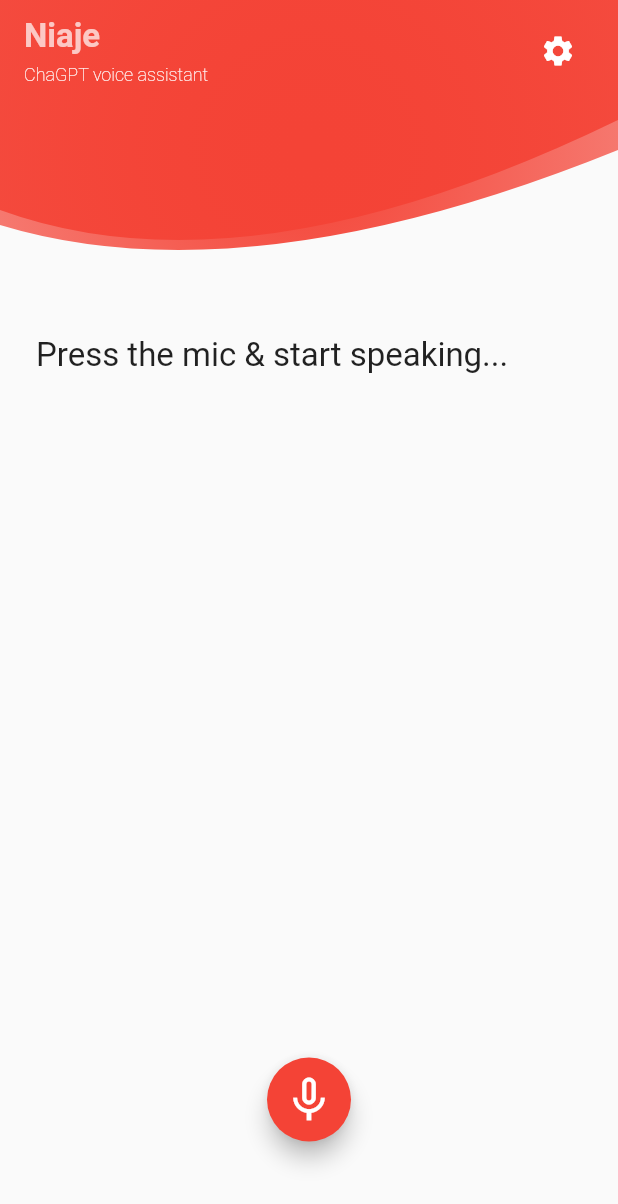
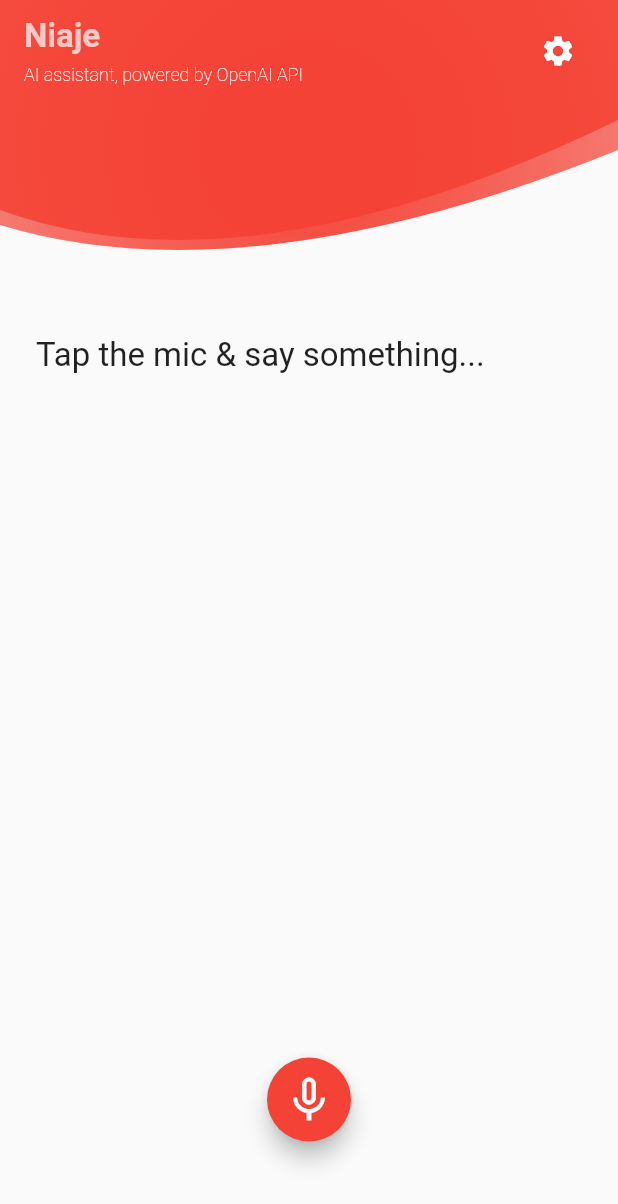
Before and after one commit to nzuqi/niaje, a Flutter app: the screen it shows after launch, on a phone screen of 412 x 824 dp. Shown: the top 1204 px of the screen. Run offline on Flutter 3.47's test engine with Material 2 defaults, Android fonts, the phone set to English and light mode, and no system bars; drawn by our look-alikes of avatar_glow; our stand-ins replace animated_text_kit, flutter_spinkit, flutter_tts, logger, speech_to_text; generated files the repository leaves out were written again.

Commit message:
STT & TTS enhancements

```diff
--- a/lib/main.dart
+++ b/lib/main.dart
@@ -1,4 +1,5 @@
 import 'package:flutter/material.dart';
+import 'package:niaje/util/http_fix.dart';
 
 import 'src/app.dart';
 import 'src/settings/settings_controller.dart';
@@ -13,6 +14,7 @@
   // This prevents a sudden theme change when the app is first displayed.
   await settingsController.loadSettings();
 
+  httpFix();
   // Run the app and pass in the SettingsController. The app listens to the
   // SettingsController for changes, then passes it further down to the
   // SettingsView.
--- a/lib/src/home/home_view.dart
+++ b/lib/src/home/home_view.dart
@@ -1,7 +1,12 @@
+import 'dart:convert';
+import 'package:animated_text_kit/animated_text_kit.dart';
 import 'package:avatar_glow/avatar_glow.dart';
 import 'package:flutter/material.dart';
+import 'package:flutter_spinkit/flutter_spinkit.dart';
 import 'package:flutter_tts/flutter_tts.dart';
+import 'package:http/http.dart';
 import 'package:niaje/api/speech_api.dart';
+import 'package:niaje/util/app_url.dart';
 import 'package:niaje/widgets/sliver_custom_app_bar.dart';
 import 'package:niaje/util/common.dart';
 import 'dart:io' show Platform;
@@ -18,12 +23,14 @@
 enum TtsState { playing, stopped, paused, continued }
 
 class HomeViewState extends State<HomeView> {
-  final String defaultStr = 'Press the mic & start speaking...';
+  final String defaultStr = 'Tap the mic & say something...';
   late String text;
   late bool cleared;
   bool isListening = false;
+  bool fetchingResponse = false;
+  String responseStr = '';
+  bool currentlyPlaying = false;
 
-  // TTS ============
   late FlutterTts flutterTts;
   String? language;
   String? engine;
@@ -84,7 +91,7 @@
                         ),
                       ),
                       const SizedBox(height: 10.0),
-                      !isListening && !cleared
+                      !isListening && !cleared && !fetchingResponse
                           ? InkWell(
                               child: const Text(
                                 "Clear text",
@@ -96,13 +103,53 @@
                                   shadows: [Shadow(color: Colors.red, offset: Offset(0, -4))],
                                 ),
                               ),
-                              onTap: () {
+                              onTap: () async {
+                                await _stop();
                                 text = defaultStr;
                                 cleared = true;
+                                responseStr = '';
                                 setState(() {});
                               },
                             )
                           : const SizedBox(),
+                      const SizedBox(height: 40.0),
+                      fetchingResponse
+                          ? SizedBox(
+                              width: double.infinity,
+                              child: Column(
+                                crossAxisAlignment: CrossAxisAlignment.center,
+                                mainAxisAlignment: MainAxisAlignment.center,
+                                children: const [
+                                  SpinKitThreeBounce(
+                                    color: Colors.red,
+                                    size: 22,
+                                  ),
+                                ],
+                              ),
+                            )
+                          : Opacity(
+                              opacity: 0.7,
+                              child: DefaultTextStyle(
+                                style: TextStyle(
+                                  fontSize: 16.0,
+                                  color: Theme.of(context).buttonTheme.colorScheme?.onSurface,
+                                ),
+                                child: responseStr.isNotEmpty
+                                    ? AnimatedTextKit(
+                                        isRepeatingAnimation: false,
+                                        displayFullTextOnTap: true,
+                                        animatedTexts: [
+                                          TypewriterAnimatedText(
+                                            responseStr,
+                                            speed: const Duration(milliseconds: 50),
+                                            cursor: ' _',
+                                          ),
+                                        ],
+                                      )
+                                    : const SizedBox(),
+                              ),
+                            ),
+                      const SizedBox(height: 120.0),
                     ],
                   ),
                 );
@@ -113,13 +160,16 @@
         ],
       ),
       floatingActionButtonLocation: FloatingActionButtonLocation.centerFloat,
-      floatingActionButton: AvatarGlow(
-        animate: isListening,
-        endRadius: 75,
-        glowColor: Theme.of(context).primaryColor,
-        child: FloatingActionButton(
-          onPressed: toggleRecording,
-          child: Icon(isListening ? Icons.mic : Icons.mic_none, size: 36),
+      floatingActionButton: Visibility(
+        visible: !fetchingResponse && !currentlyPlaying,
+        child: AvatarGlow(
+          animate: isListening,
+          endRadius: 75,
+          glowColor: Colors.red,
+          child: FloatingActionButton(
+            onPressed: toggleRecording,
+            child: Icon(isListening ? Icons.mic : Icons.mic_none, size: 36),
+          ),
         ),
       ),
     );
@@ -134,16 +184,20 @@
           setState(() {});
 
           if (!isListening) {
-            Future.delayed(const Duration(seconds: 1), () {
+            Future.delayed(const Duration(seconds: 1), () async {
               logger.i(text);
-              // Make request to ChatGPT here...
-              // Read out loud API response
-              _speak();
+              // Make request to ChatGPT here, and read out loud API response
+              await openAiSearch(text);
             });
           }
         },
         onListening: (isListening) {
           setState(() => this.isListening = isListening);
+          if (isListening) {
+            responseStr = '';
+            _stop();
+            setState(() {});
+          }
         },
       );
     } catch (e) {
@@ -153,6 +207,43 @@
       logger.e(e);
       rethrow;
     }
+  }
+
+  Future openAiSearch(String q) async {
+    fetchingResponse = true;
+    setState(() {});
+    final Map<String, dynamic> data = {"q": q};
+    var headers = await requestHeaders();
+    Response response = await post(
+      Uri.parse(AppUrl.search),
+      body: json.encode(data),
+      headers: headers,
+    );
+    if (response.statusCode == 200) {
+      final Map<String, dynamic> responseData = json.decode(response.body);
+      if (responseData['status'] == 1) {
+        logger.v(responseData['data']);
+        responseStr = responseData['data'];
+        setState(() {});
+        _speak(msg: responseData['data']);
+      }
+    }
+    fetchingResponse = false;
+    setState(() {});
+  }
+
+  AnimatedTextKit aiText() {
+    List<TypewriterAnimatedText> texts = <TypewriterAnimatedText>[];
+    LineSplitter ls = const LineSplitter();
+    List<String> strs = ls.convert(responseStr);
+    for (String s in strs) {
+      texts.add(TypewriterAnimatedText(s, speed: const Duration(milliseconds: 50), cursor: ' _'));
+    }
+    return AnimatedTextKit(
+      isRepeatingAnimation: false,
+      displayFullTextOnTap: true,
+      animatedTexts: texts,
+    );
   }
 
   initTts() {
@@ -168,6 +259,7 @@
     flutterTts.setStartHandler(() {
       setState(() {
         logger.d("Playing");
+        currentlyPlaying = true;
         ttsState = TtsState.playing;
       });
     });
@@ -183,6 +275,7 @@
     flutterTts.setCompletionHandler(() {
       setState(() {
         logger.d("Complete");
+        currentlyPlaying = false;
         ttsState = TtsState.stopped;
       });
     });
@@ -190,6 +283,7 @@
     flutterTts.setCancelHandler(() {
       setState(() {
         logger.d("Cancel");
+        currentlyPlaying = false;
         ttsState = TtsState.stopped;
       });
     });
@@ -197,6 +291,7 @@
     flutterTts.setPauseHandler(() {
       setState(() {
         logger.d("Paused");
+        currentlyPlaying = false;
         ttsState = TtsState.paused;
       });
     });
@@ -204,6 +299,7 @@
     flutterTts.setContinueHandler(() {
       setState(() {
         logger.d("Continued");
+        currentlyPlaying = true;
         ttsState = TtsState.continued;
       });
     });
@@ -211,6 +307,7 @@
     flutterTts.setErrorHandler((msg) {
       setState(() {
         logger.d("error: $msg");
+        currentlyPlaying = false;
         ttsState = TtsState.stopped;
       });
     });
@@ -230,13 +327,15 @@
     }
   }
 
-  Future _speak() async {
+  Future _speak({String msg = ''}) async {
     await flutterTts.setVolume(volume);
     await flutterTts.setSpeechRate(rate);
     await flutterTts.setPitch(pitch);
 
-    if (text.isNotEmpty) {
-      await flutterTts.speak(text);
+    if (msg.isNotEmpty) {
+      currentlyPlaying = true;
+      setState(() {});
+      await flutterTts.speak(msg);
     }
   }
 
@@ -246,7 +345,11 @@
 
   Future _stop() async {
     var result = await flutterTts.stop();
-    if (result == 1) setState(() => ttsState = TtsState.stopped);
+    if (result == 1) {
+      ttsState = TtsState.stopped;
+      currentlyPlaying = false;
+      setState(() {});
+    }
   }
 
   Future _pause() async {
--- /dev/null
+++ b/lib/util/app_url.dart
@@ -0,0 +1,12 @@
+import 'package:flutter/foundation.dart';
+
+class AppUrl {
+  static const Map _envUrl = {
+    "dev": "https://niaje.martin.co.ke:5305", // Needs to be different, of course
+    "prod": "https://niaje.martin.co.ke:5305",
+  };
+
+  static final String _apiBaseURL = "${_envUrl[kDebugMode ? 'dev' : 'prod']}/api/v1";
+
+  static String get search => "$_apiBaseURL/openai/search"; // Search endpoint
+}
--- a/lib/widgets/sliver_custom_app_bar.dart
+++ b/lib/widgets/sliver_custom_app_bar.dart
@@ -37,7 +37,7 @@
                   ),
                   SizedBox(height: 6.0),
                   Text(
-                    "ChaGPT voice assistant",
+                    "AI assistant, powered by OpenAI API",
                     style: TextStyle(
                       color: Colors.white,
                       fontWeight: FontWeight.w200,
--- a/pubspec.yaml
+++ b/pubspec.yaml
@@ -18,6 +18,9 @@
   speech_to_text: ^6.1.1
   avatar_glow: ^2.0.2
   logger: ^1.1.0
+  http: ^0.13.5
+  flutter_spinkit: ^5.1.0
+  animated_text_kit: ^4.2.2
 
 dev_dependencies:
   flutter_test:
@@ -32,5 +35,4 @@
   generate: true
 
   assets:
-    # Add assets from the images directory to the application.
     - assets/images/
```
Also changed, not shown: lib/util/common.dart (+8 -0 lines), lib/util/http_fix.dart (added, +16 -0 lines), pubspec.lock, 2 other files.
